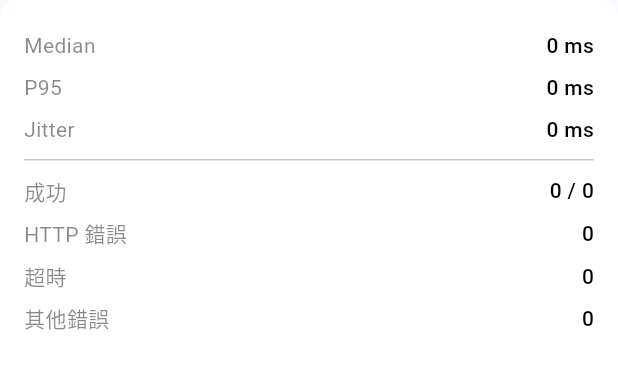
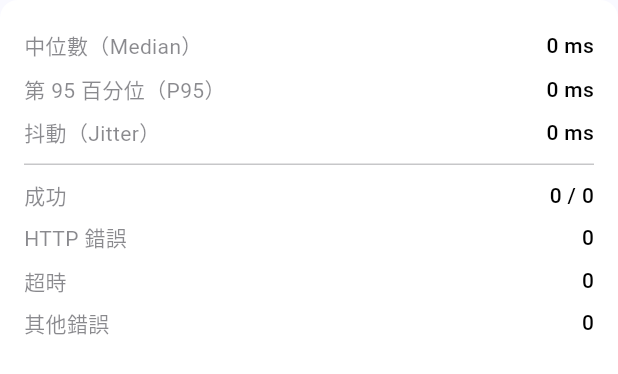
Before and after one commit to swarfte/URL-stability-test, a Flutter app: the SecondaryStatisticsTable widget shown alone on an empty page, opened directly with empty values, on a phone screen of 412 x 824 dp. Shown: the top 374 px of the screen. Run offline on Flutter 3.47's test engine with Material 3 defaults, Android fonts, the light colour scheme and no system bars; our stand-ins replace fl_chart, shared_preferences; accounts and stored records are empty.

Commit message:
Localize secondary stats labels to Chinese
Updated the secondary statistics table labels for Median, P95, and Jitter to Traditional Chinese with the original English terms in parentheses for clarity.

```diff
--- a/lib/features/stability_test/widgets/statistics_cards.dart
+++ b/lib/features/stability_test/widgets/statistics_cards.dart
@@ -57,9 +57,9 @@ class SecondaryStatisticsTable extends StatelessWidget {
       ),
       child: Column(
         children: <Widget>[
-          _StatRow(label: 'Median', value: formatLatencyMs(statistics.medianMs)),
-          _StatRow(label: 'P95', value: formatLatencyMs(statistics.p95Ms)),
-          _StatRow(label: 'Jitter', value: formatLatencyMs(statistics.jitterMs)),
+          _StatRow(label: '中位數（Median）', value: formatLatencyMs(statistics.medianMs)),
+          _StatRow(label: '第 95 百分位（P95）', value: formatLatencyMs(statistics.p95Ms)),
+          _StatRow(label: '抖動（Jitter）', value: formatLatencyMs(statistics.jitterMs)),
           const _Divider(),
           _StatRow(
               label: '成功',
```
